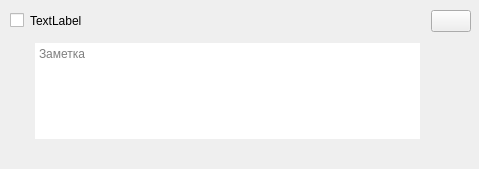
The window that part.ui (NAD777/yandex-toDo) describes before a commit, drawn with Qt 5.
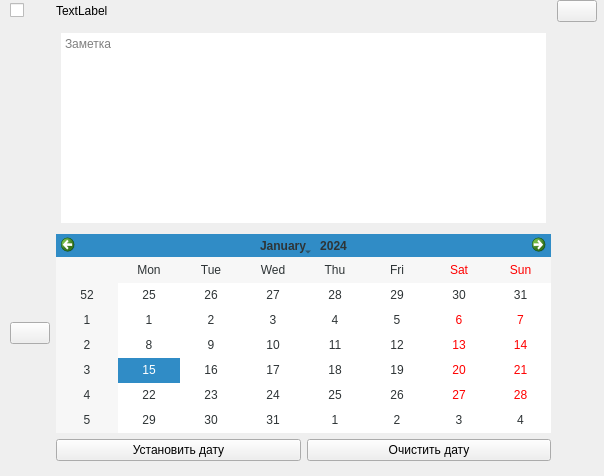
The same window after the commit. Icons and pictures are not drawn.

Commit message: Add calendar, ability for setting date for Part class

What changed in the file:
```diff
--- a/part.ui
+++ b/part.ui
@@ -6,8 +6,8 @@
    <rect>
     <x>0</x>
     <y>0</y>
-    <width>479</width>
-    <height>169</height>
+    <width>604</width>
+    <height>476</height>
    </rect>
   </property>
   <property name="windowTitle">
@@ -17,9 +17,9 @@
    <property name="geometry">
     <rect>
      <x>10</x>
-     <y>10</y>
-     <width>461</width>
-     <height>134</height>
+     <y>0</y>
+     <width>587</width>
+     <height>461</height>
     </rect>
    </property>
    <layout class="QGridLayout" name="gridLayout">
@@ -30,6 +30,32 @@
       </property>
      </widget>
     </item>
+    <item row="2" column="0">
+     <widget class="QPushButton" name="calendar_btn">
+      <property name="enabled">
+       <bool>true</bool>
+      </property>
+      <property name="sizePolicy">
+       <sizepolicy hsizetype="Minimum" vsizetype="Fixed">
+        <horstretch>0</horstretch>
+        <verstretch>0</verstretch>
+       </sizepolicy>
+      </property>
+      <property name="maximumSize">
+       <size>
+        <width>100</width>
+        <height>16777215</height>
+       </size>
+      </property>
+      <property name="text">
+       <string/>
+      </property>
+      <property name="icon">
+       <iconset>
+        <normaloff>icons/calendr.png</normaloff>icons/calendr.png</iconset>
+      </property>
+     </widget>
+    </item>
     <item row="0" column="0">
      <widget class="QCheckBox" name="checkBox">
       <property name="text">
@@ -37,6 +63,24 @@
       </property>
      </widget>
     </item>
+    <item row="2" column="1">
+     <widget class="QCalendarWidget" name="calendarWidget">
+      <property name="styleSheet">
+       <string notr="true">color: rgb(46, 52, 54);</string>
+      </property>
+     </widget>
+    </item>
+    <item row="0" column="2">
+     <widget class="QPushButton" name="delete_btn">
+      <property name="text">
+       <string/>
+      </property>
+      <property name="icon">
+       <iconset>
+        <normaloff>icons/delete.png</normaloff>icons/delete.png</iconset>
+      </property>
+     </widget>
+    </item>
     <item row="1" column="1">
      <widget class="QTextEdit" name="textEdit">
       <property name="styleSheet">
@@ -55,16 +99,23 @@
       </property>
      </widget>
     </item>
-    <item row="0" column="2">
-     <widget class="QPushButton" name="delete_btn">
-      <property name="text">
-       <string/>
-      </property>
-      <property name="icon">
-       <iconset>
-        <normaloff>icons/delete.png</normaloff>icons/delete.png</iconset>
-      </property>
-     </widget>
+    <item row="3" column="1">
+     <layout class="QHBoxLayout" name="horizontalLayout">
+      <item>
+       <widget class="QPushButton" name="set_date_btn">
+        <property name="text">
+         <string>Установить дату</string>
+        </property>
+       </widget>
+      </item>
+      <item>
+       <widget class="QPushButton" name="clear_date_btn">
+        <property name="text">
+         <string>Очистить дату</string>
+        </property>
+       </widget>
+      </item>
+     </layout>
     </item>
    </layout>
   </widget>
```
The commit also changes 4 other files.
